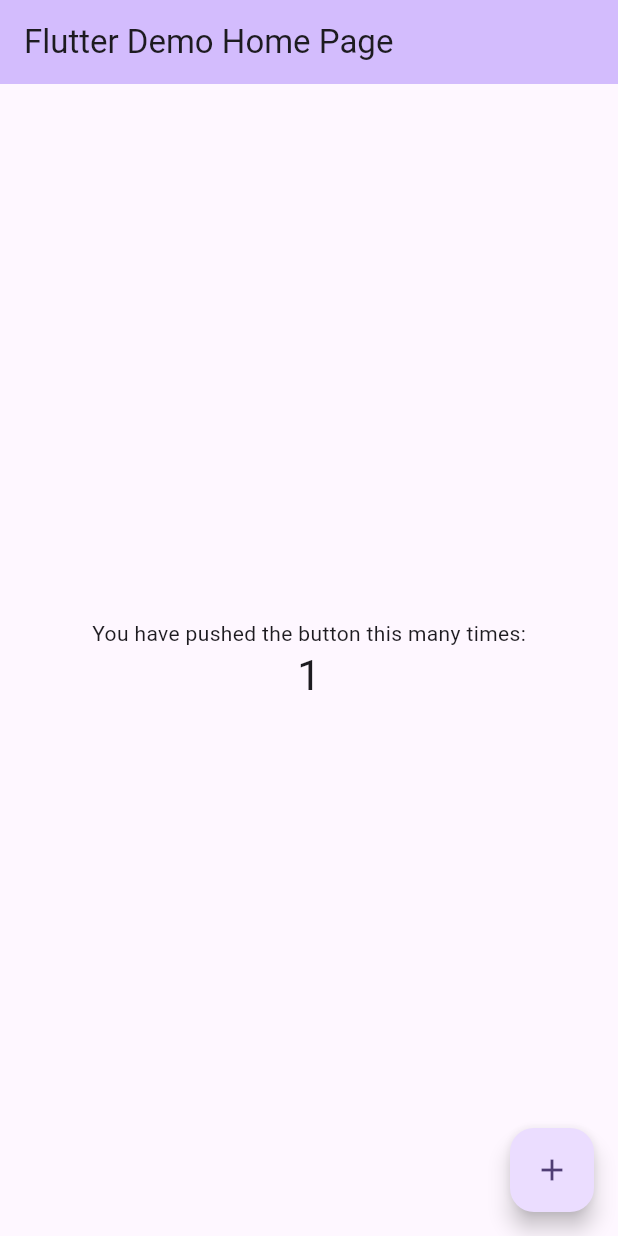
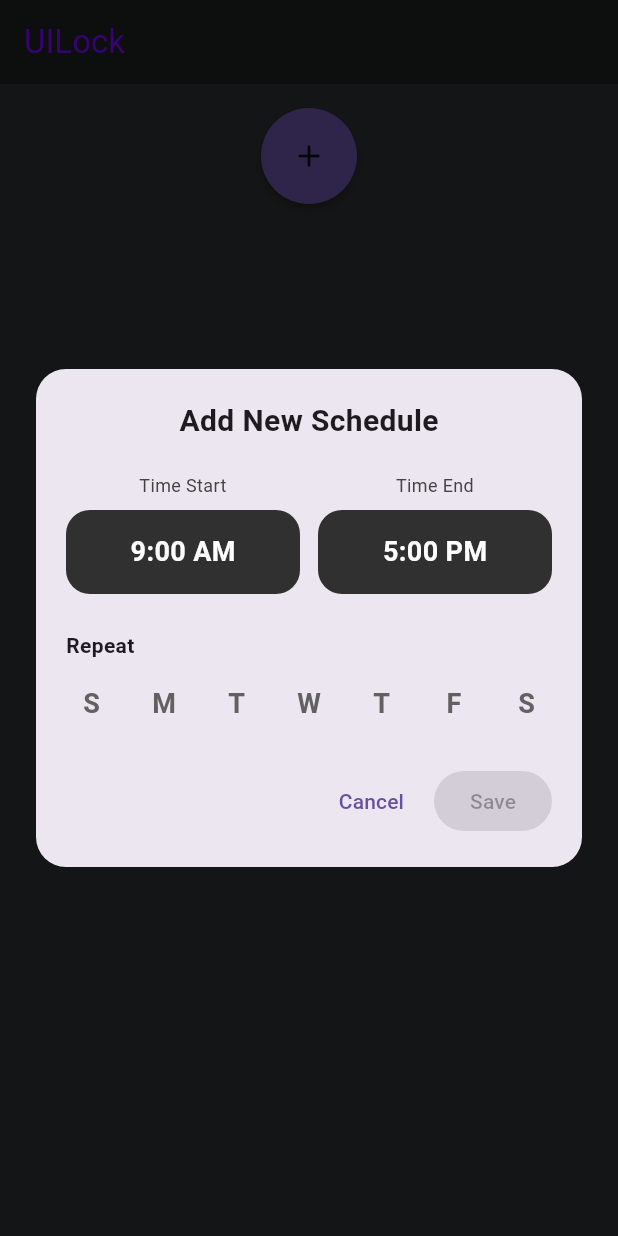
Before and after one commit to kazzusa/uilock, a Flutter app: the screen it shows after launch, after a tap on the "add" icon, on a phone screen of 412 x 824 dp. Run offline on Flutter 3.47's test engine with Material 3 defaults, Android fonts, the phone set to English and light mode, and no system bars.

Commit message:
add schedule card

```diff
--- a/lib/main.dart
+++ b/lib/main.dart
@@ -1,4 +1,6 @@
 import 'package:flutter/material.dart';
+import 'package:uilock/widgets/circle_button.dart';
+import 'package:uilock/widgets/schedule_card.dart';
 
 void main() {
   runApp(const MyApp());
@@ -10,10 +12,8 @@ class MyApp extends StatelessWidget {
   Widget build(BuildContext context) {
     return MaterialApp(
       title: 'Flutter Demo',
-      theme: ThemeData(
-        colorScheme: .fromSeed(seedColor: Colors.deepPurple),
-      ),
-      home: const MyHomePage(title: 'Flutter Demo Home Page'),
+      home: const MyHomePage(title: 'UILock'),
+      debugShowCheckedModeBanner: false,
     );
   }
 }
@@ -28,64 +28,38 @@ class MyHomePage extends StatefulWidget {
 }
 
 class _MyHomePageState extends State<MyHomePage> {
-  int _counter = 0;
-
-  void _incrementCounter() {
-    setState(() {
-      _counter++;
-    });
-  }
-
   @override
   Widget build(BuildContext context) {
-    // This method is rerun every time setState is called, for instance as done
-    // by the _incrementCounter method above.
-    //
-    // The Flutter framework has been optimized to make rerunning build methods
-    // fast, so that you can just rebuild anything that needs updating rather
-    // than having to individually change instances of widgets.
     return Scaffold(
       appBar: AppBar(
-        // TRY THIS: Try changing the color here to a specific color (to
-        // Colors.amber, perhaps?) and trigger a hot reload to see the AppBar
-        // change color while the other colors stay the same.
-        backgroundColor: Theme.of(context).colorScheme.inversePrimary,
-        // Here we take the value from the MyHomePage object that was created by
-        // the App.build method, and use it to set our appbar title.
-        title: Text(widget.title),
+        backgroundColor: const Color.fromARGB(255, 29, 30, 31),
+        title: Text(
+          widget.title,
+          style: TextStyle(color: const Color.fromARGB(255, 119, 5, 250)),
+        ),
       ),
       body: Center(
-        // Center is a layout widget. It takes a single child and positions it
-        // in the middle of the parent.
         child: Column(
-          // Column is also a layout widget. It takes a list of children and
-          // arranges them vertically. By default, it sizes itself to fit its
-          // children horizontally, and tries to be as tall as its parent.
-          //
-          // Column has various properties to control how it sizes itself and
-          // how it positions its children. Here we use mainAxisAlignment to
-          // center the children vertically; the main axis here is the vertical
-          // axis because Columns are vertical (the cross axis would be
-          // horizontal).
-          //
-          // TRY THIS: Invoke "debug painting" (choose the "Toggle Debug Paint"
-          // action in the IDE, or press "p" in the console), to see the
-          // wireframe for each widget.
-          mainAxisAlignment: .center,
+          mainAxisAlignment: MainAxisAlignment.start,
           children: [
-            const Text('You have pushed the button this many times:'),
-            Text(
-              '$_counter',
-              style: Theme.of(context).textTheme.headlineMedium,
+            SizedBox(height: 16),
+            CircleButton(
+              child: Icon(Icons.add),
+              onPressed: () async {
+                final result = await showScheduleCard(context);
+
+                if (result != null) {
+                  // The user pressed Save. Use the data here.
+                  print(result.start.format(context)); // e.g. 9:00 AM
+                  print(result.end.format(context)); // e.g. 5:00 PM
+                  print(result.days); // e.g. {1, 3, 5}
+                }
+              },
             ),
           ],
         ),
       ),
-      floatingActionButton: FloatingActionButton(
-        onPressed: _incrementCounter,
-        tooltip: 'Increment',
-        child: const Icon(Icons.add),
-      ),
+      backgroundColor: const Color.fromARGB(255, 44, 45, 47),
     );
   }
 }
--- /dev/null
+++ b/lib/widgets/circle_button.dart
@@ -0,0 +1,47 @@
+import 'package:flutter/material.dart';
+
+/// A circular button. The content (child) and the action (onPressed)
+/// are both supplied by whoever uses it.
+class CircleButton extends StatelessWidget {
+  /// Anything: Icon, Text, Image, Column, etc.
+  final Widget child;
+
+  /// What happens on tap. Null makes the button look and act disabled.
+  final VoidCallback? onPressed;
+
+  /// Diameter of the circle.
+  final double size;
+
+  /// Background color of the circle.
+  final Color? color;
+
+  /// Shadow depth. 0 means flat.
+  final double elevation;
+
+  const CircleButton({
+    super.key,
+    required this.child,
+    required this.onPressed,
+    this.size = 64,
+    this.color,
+    this.elevation = 2,
+  });
+
+  @override
+  Widget build(BuildContext context) {
+    return SizedBox(
+      width: size,
+      height: size,
+      child: Material(
+        color: color ?? Theme.of(context).colorScheme.primary,
+        elevation: elevation,
+        shape: const CircleBorder(),
+        clipBehavior: Clip.antiAlias, // keeps the ripple inside the circle
+        child: InkWell(
+          onTap: onPressed,
+          child: Center(child: child),
+        ),
+      ),
+    );
+  }
+}
--- /dev/null
+++ b/lib/widgets/schedule_card.dart
@@ -0,0 +1,245 @@
+import 'package:flutter/material.dart';
+
+/// The data the card returns when the user presses Save.
+class ScheduleResult {
+  final TimeOfDay start;
+  final TimeOfDay end;
+
+  /// 0 = Sunday, 1 = Monday, ... 6 = Saturday
+  final Set<int> days;
+
+  const ScheduleResult({
+    required this.start,
+    required this.end,
+    required this.days,
+  });
+}
+
+/// Opens the card. Returns a ScheduleResult on Save, or null on Cancel
+/// or when the user taps outside the card.
+Future<ScheduleResult?> showScheduleCard(
+  BuildContext context, {
+  ScheduleResult? initial,
+}) {
+  return showDialog<ScheduleResult>(
+    context: context,
+    builder: (_) => ScheduleCard(initial: initial),
+  );
+}
+
+class ScheduleCard extends StatefulWidget {
+  final ScheduleResult? initial;
+
+  const ScheduleCard({super.key, this.initial});
+
+  @override
+  State<ScheduleCard> createState() => _ScheduleCardState();
+}
+
+class _ScheduleCardState extends State<ScheduleCard> {
+  late TimeOfDay _start;
+  late TimeOfDay _end;
+  late Set<int> _days;
+
+  @override
+  void initState() {
+    super.initState();
+    _start = widget.initial?.start ?? const TimeOfDay(hour: 9, minute: 0);
+    _end = widget.initial?.end ?? const TimeOfDay(hour: 17, minute: 0);
+    _days = {...?widget.initial?.days};
+  }
+
+  Future<void> _pickTime({required bool isStart}) async {
+    final picked = await showTimePicker(
+      context: context,
+      initialTime: isStart ? _start : _end,
+    );
+    if (picked == null) return;
+    setState(() {
+      if (isStart) {
+        _start = picked;
+      } else {
+        _end = picked;
+      }
+    });
+  }
+
+  void _toggleDay(int day) {
+    setState(() {
+      if (_days.contains(day)) {
+        _days.remove(day);
+      } else {
+        _days.add(day);
+      }
+    });
+  }
+
+  @override
+  Widget build(BuildContext context) {
+    return Dialog(
+      insetPadding: const EdgeInsets.symmetric(horizontal: 24),
+      shape: RoundedRectangleBorder(borderRadius: BorderRadius.circular(20)),
+      child: Padding(
+        padding: const EdgeInsets.all(20),
+        child: Column(
+          mainAxisSize: MainAxisSize.min,
+          crossAxisAlignment: CrossAxisAlignment.start,
+          children: [
+            Center(
+              child: const Text(
+                'Add New Schedule',
+                style: TextStyle(fontSize: 20, fontWeight: FontWeight.bold),
+              ),
+            ),
+
+            const SizedBox(height: 20),
+
+            // Start and end time
+            Row(
+              children: [
+                Expanded(
+                  child: _TimeTile(
+                    label: 'Time Start',
+                    time: _start,
+                    onTap: () => _pickTime(isStart: true),
+                  ),
+                ),
+                const SizedBox(width: 12),
+                Expanded(
+                  child: _TimeTile(
+                    label: 'Time End',
+                    time: _end,
+                    onTap: () => _pickTime(isStart: false),
+                  ),
+                ),
+              ],
+            ),
+            const SizedBox(height: 24),
+
+            // Days
+            const Text('Repeat', style: TextStyle(fontWeight: FontWeight.w600)),
+            const SizedBox(height: 12),
+            DaySelector(selectedDays: _days, onToggle: _toggleDay),
+            const SizedBox(height: 24),
+
+            // Buttons
+            Row(
+              mainAxisAlignment: MainAxisAlignment.end,
+              children: [
+                TextButton(
+                  onPressed: () => Navigator.pop(context),
+                  child: const Text('Cancel'),
+                ),
+                const SizedBox(width: 8),
+                FilledButton(
+                  // Disabled until at least one day is chosen.
+                  onPressed: _days.isEmpty
+                      ? null
+                      : () => Navigator.pop(
+                          context,
+                          ScheduleResult(start: _start, end: _end, days: _days),
+                        ),
+                  child: const Text('Save'),
+                ),
+              ],
+            ),
+          ],
+        ),
+      ),
+    );
+  }
+}
+
+/// A tappable box that shows a label and a time.
+class _TimeTile extends StatelessWidget {
+  final String label;
+  final TimeOfDay time;
+  final VoidCallback onTap;
+
+  const _TimeTile({
+    required this.label,
+    required this.time,
+    required this.onTap,
+  });
+
+  @override
+  Widget build(BuildContext context) {
+    return Column(
+      crossAxisAlignment: CrossAxisAlignment.stretch,
+      children: [
+        Text(
+          label,
+          textAlign: TextAlign.center,
+          style: TextStyle(fontSize: 12, color: Colors.grey.shade800),
+        ),
+        const SizedBox(height: 8),
+        Material(
+          color: const Color(0xFF303030),
+          borderRadius: BorderRadius.circular(16),
+          clipBehavior: Clip.antiAlias,
+          child: InkWell(
+            onTap: onTap,
+            child: SizedBox(
+              height: 56,
+              child: Center(
+                child: Text(
+                  time.format(context),
+                  style: const TextStyle(
+                    color: Colors.white,
+                    fontSize: 18,
+                    fontWeight: FontWeight.w600,
+                  ),
+                ),
+              ),
+            ),
+          ),
+        ),
+      ],
+    );
+  }
+}
+
+/// The row of S M T W T F S circles. Multiple days can be selected.
+class DaySelector extends StatelessWidget {
+  final Set<int> selectedDays;
+  final ValueChanged<int> onToggle;
+
+  const DaySelector({
+    super.key,
+    required this.selectedDays,
+    required this.onToggle,
+  });
+
+  static const _letters = ['S', 'M', 'T', 'W', 'T', 'F', 'S'];
+
+  @override
+  Widget build(BuildContext context) {
+    return Row(
+      mainAxisAlignment: MainAxisAlignment.spaceBetween,
+      children: List.generate(7, (i) {
+        final selected = selectedDays.contains(i);
+        return GestureDetector(
+          behavior: HitTestBehavior.opaque,
+          onTap: () => onToggle(i),
+          child: SizedBox(
+            width: 34,
+            height: 34,
+            child: Center(
+              child: AnimatedDefaultTextStyle(
+                duration: const Duration(milliseconds: 150),
+                style: TextStyle(
+                  fontSize: 18,
+                  fontWeight: FontWeight.bold,
+                  color: selected
+                      ? const Color.fromARGB(255, 119, 5, 250)
+                      : const Color(0xFF616161),
+                ),
+                child: Text(_letters[i]),
+              ),
+            ),
+          ),
+        );
+      }),
+    );
+  }
+}
```
Also changed, not shown: 1 other file.
